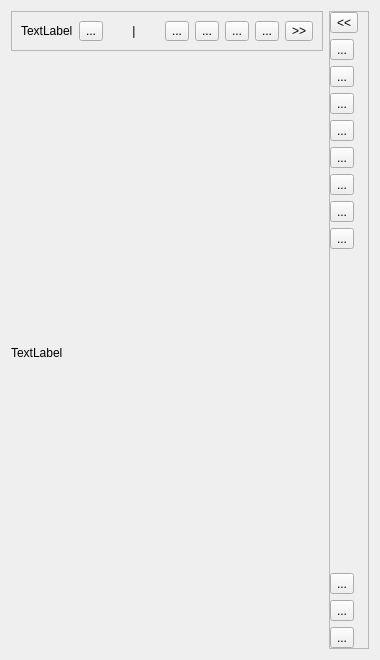
This is phoneinstancewidget.ui in ZhouMei20220810/TEST as Qt 5 draws it before an edit. The edited form follows.
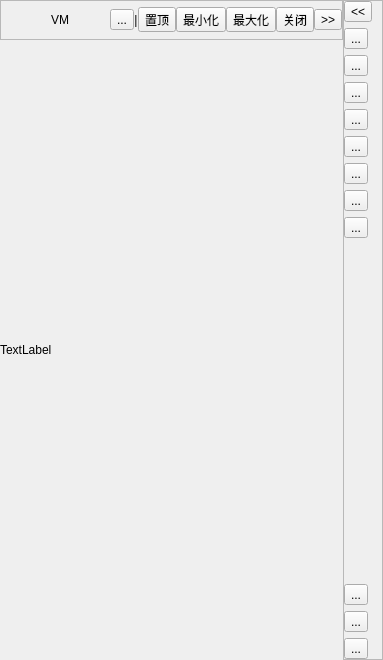
This is the edited form.

```diff
--- a/phoneinstancewidget.ui
+++ b/phoneinstancewidget.ui
@@ -14,6 +14,21 @@
    <string>Form</string>
   </property>
   <layout class="QHBoxLayout" name="horizontalLayout_2">
+   <property name="spacing">
+    <number>0</number>
+   </property>
+   <property name="leftMargin">
+    <number>0</number>
+   </property>
+   <property name="topMargin">
+    <number>0</number>
+   </property>
+   <property name="rightMargin">
+    <number>0</number>
+   </property>
+   <property name="bottomMargin">
+    <number>0</number>
+   </property>
    <item>
     <layout class="QVBoxLayout" name="verticalLayout_2">
      <item>
@@ -37,10 +52,42 @@
         <enum>QFrame::Raised</enum>
        </property>
        <layout class="QHBoxLayout" name="horizontalLayout">
+        <property name="spacing">
+         <number>0</number>
+        </property>
+        <property name="leftMargin">
+         <number>9</number>
+        </property>
+        <property name="topMargin">
+         <number>0</number>
+        </property>
+        <property name="rightMargin">
+         <number>0</number>
+        </property>
+        <property name="bottomMargin">
+         <number>0</number>
+        </property>
         <item>
-         <widget class="QLabel" name="labelPhoneName">
+         <widget class="QToolButton" name="toolBtnPhoneInstance">
+          <property name="minimumSize">
+           <size>
+            <width>100</width>
+            <height>0</height>
+           </size>
+          </property>
+          <property name="cursor">
+           <cursorShape>PointingHandCursor</cursorShape>
+          </property>
+          <property name="styleSheet">
+           <string notr="true">QToolButton:hover{
+border:0px
+}</string>
+          </property>
           <property name="text">
-           <string>TextLabel</string>
+           <string>VM</string>
+          </property>
+          <property name="autoRaise">
+           <bool>true</bool>
           </property>
          </widget>
         </item>
@@ -64,28 +111,28 @@
         <item>
          <widget class="QToolButton" name="toolBtnTopLevel">
           <property name="text">
-           <string>...</string>
+           <string>置顶</string>
           </property>
          </widget>
         </item>
         <item>
          <widget class="QToolButton" name="toolBtnMin">
           <property name="text">
-           <string>...</string>
+           <string>最小化</string>
           </property>
          </widget>
         </item>
         <item>
          <widget class="QToolButton" name="toolBtnMax">
           <property name="text">
-           <string>...</string>
+           <string>最大化</string>
           </property>
          </widget>
         </item>
         <item>
          <widget class="QToolButton" name="toolBtnClose">
           <property name="text">
-           <string>...</string>
+           <string>关闭</string>
           </property>
          </widget>
         </item>
```
